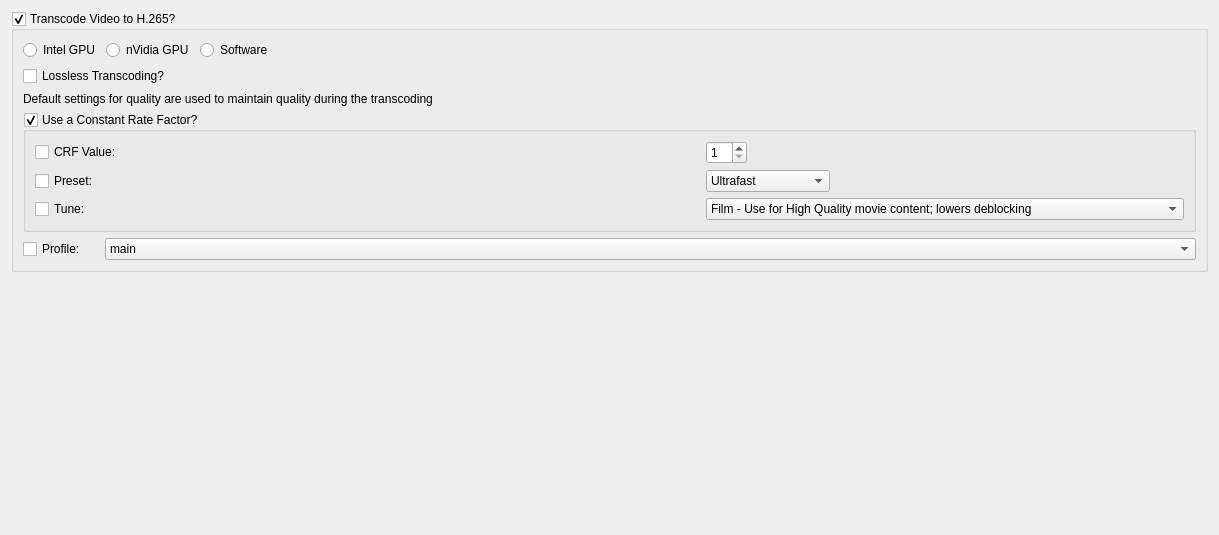
This is Preferences/UI/MakeMKVVideoSettings.ui in towel42-com/MediaManager as Qt 5 draws it before an edit. The edited form follows.
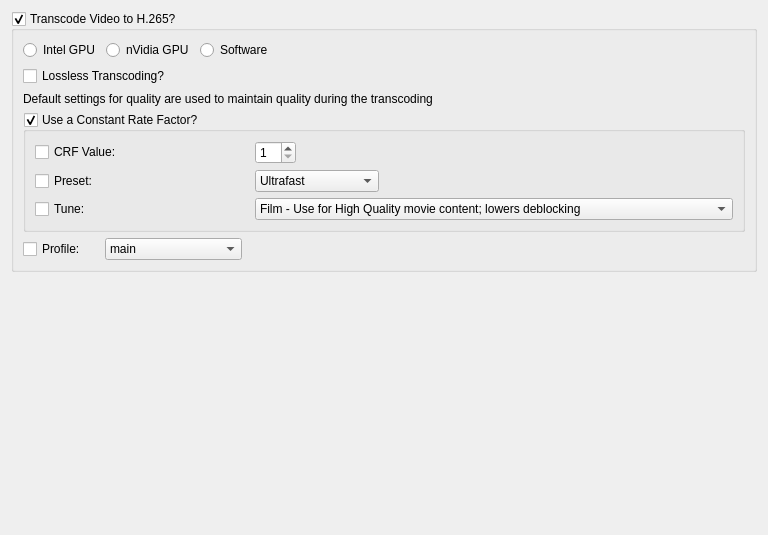
This is the edited form.

Commit message: Make settings smaller

Patch:
```diff
--- a/Preferences/UI/MakeMKVVideoSettings.ui
+++ b/Preferences/UI/MakeMKVVideoSettings.ui
@@ -6,7 +6,7 @@
    <rect>
     <x>0</x>
     <y>0</y>
-    <width>1219</width>
+    <width>768</width>
     <height>535</height>
    </rect>
   </property>
@@ -186,6 +186,19 @@
           </item>
          </widget>
         </item>
+        <item>
+         <spacer name="horizontalSpacer">
+          <property name="orientation">
+           <enum>Qt::Horizontal</enum>
+          </property>
+          <property name="sizeHint" stdset="0">
+           <size>
+            <width>40</width>
+            <height>20</height>
+           </size>
+          </property>
+         </spacer>
+        </item>
        </layout>
       </item>
       <item row="4" column="0" colspan="4">
```
The commit also changes 6 other files.
